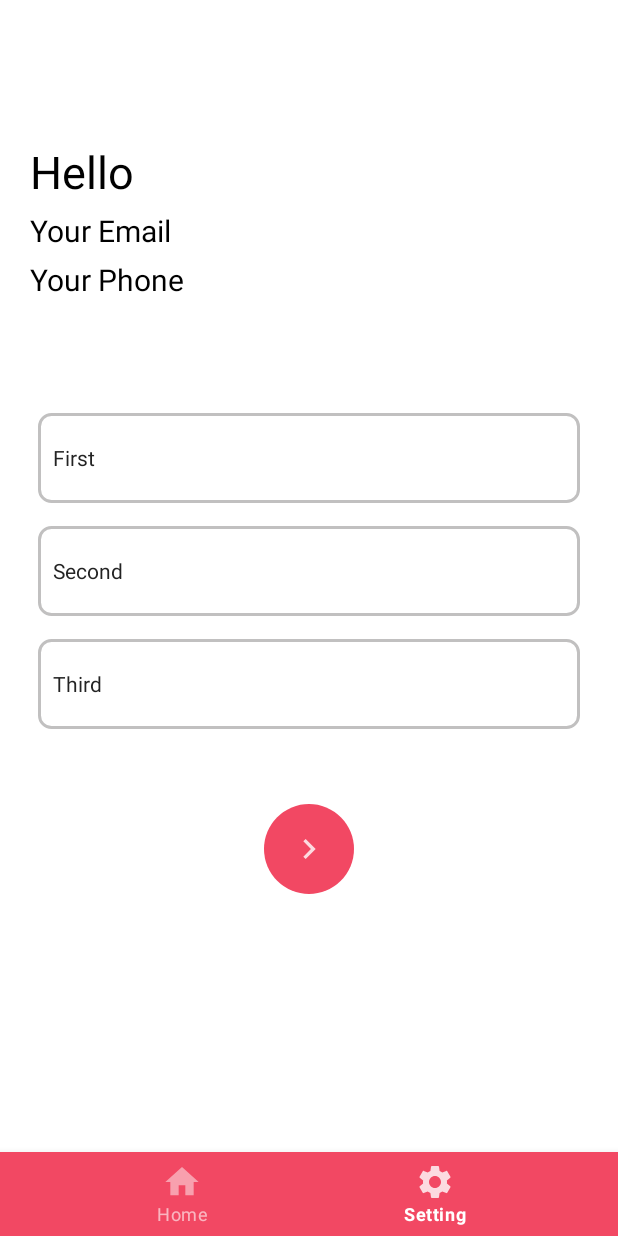
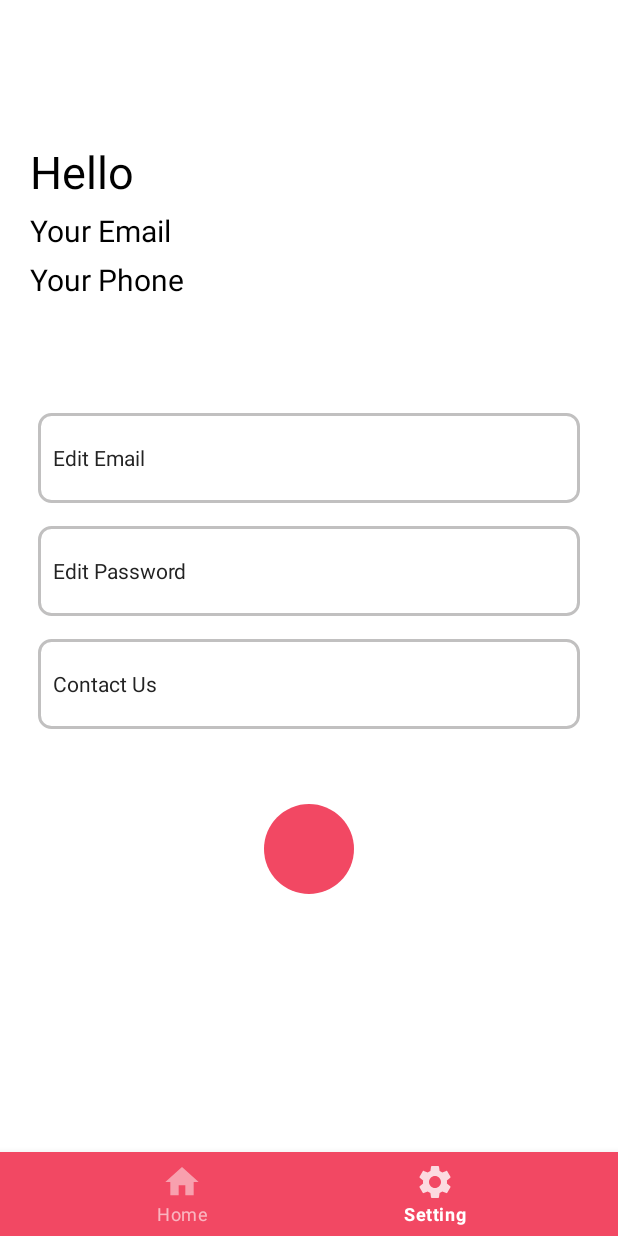
Before and after one commit to bhatt-nisarg/Project1, an Android app: the fragment SecondFragment placed in its activity, item 2 of the bottom bar chosen, on a phone screen of 412 x 824 dp. Run offline under Robolectric (Android 15) with nearby library versions, the phone set to English and light mode, and no system bars; our stand-ins replace Picasso; pictures from the network do not load.

Commit message:
Third Release

```diff
--- a/app/src/main/java/com/example/project1/FirstFragment.java
+++ b/app/src/main/java/com/example/project1/FirstFragment.java
@@ -2,75 +2,131 @@ package com.example.project1;
 
 import android.os.Bundle;
 
+import androidx.annotation.NonNull;
+import androidx.annotation.Nullable;
 import androidx.fragment.app.Fragment;
 import androidx.recyclerview.widget.GridLayoutManager;
-import androidx.recyclerview.widget.LinearLayoutManager;
 import androidx.recyclerview.widget.RecyclerView;
 
+import android.util.Log;
 import android.view.LayoutInflater;
+
+import android.view.Menu;
+import android.view.MenuInflater;
 import android.view.View;
 import android.view.ViewGroup;
+import android.widget.Filter;
+import android.widget.Filterable;
+import android.widget.SearchView;
+import android.widget.Toast;
+
+import com.example.project1.Recyclerview.MyRecyclerAdapter;
+
+import java.util.ArrayList;
 
 
-import com.example.project1.Recyclerview.MyRecyclerAdapter;
-import com.squareup.picasso.Picasso;
 
-import java.util.ArrayList;
-import java.util.Arrays;
+public class FirstFragment extends Fragment  {
+    RecyclerView myRecyclerView;
+    MyRecyclerAdapter myRecyclerAdapter;
+    SearchView searchView;
 
 
-public class FirstFragment extends Fragment {
-    RecyclerView myRecyclerAdapter;
     ArrayList<Recycledata> Imageurl = new ArrayList<>();
 
     @Override
     public View onCreateView(LayoutInflater inflater, ViewGroup container,
                              Bundle savedInstanceState) {
-//        url.add(0,"https://s-media-cache-ak0.pinimg.com/originals/f2/b5/f2/f2b5f2aeb31e079f7e48ac0c338a8507.jpg");
-//        url.add(1,"https://upload.wikimedia.org/wikipedia/commons/thumb/b/b3/Jordan_Lipofsky.jpg/170px-Jordan_Lipofsky.jpg");
-//        url.add(2,"http://cdn.playbuzz.com/cdn/62b7af36-65b7-41aa-8db2-e34fd8a76acf/62c5efd3-fa55-464b-8ee5-9a3e2543c830.jpg");
-//        url.add(3,"http://cdn.playbuzz.com/cdn/fa415381-3e73-4678-915d-7abf8983ce09/813d91c3-f7c9-4a20-9e7b-7e7b6da78941.jpg");
-//        url.add(4,"http://cdn.playbuzz.com/cdn/62b7af36-65b7-41aa-8db2-e34fd8a76acf/1e93e32c-7662-4de7-a441-59d4c29d6faf.jpg");
-//        url.add(5,"http://cdn.playbuzz.com/cdn/5cb29908-40a5-42d4-831d-5bea595bcf05/3e9f0c63-60c6-4a0c-964c-1302d56295da.jpg");
-//        url.add(6,"https://pmcfootwearnews.files.wordpress.com/2015/06/michael-jordan-chicago-bulls.jpg");
-//        url.add(7,"http://healthyceleb.com/wp-content/uploads/2015/03/Michael-Jordan.jpg");
-//        url.add(8,"http://thelegacyproject.co.za/wp-content/uploads/2015/04/Michael_Jordan_Net_Worth.jpg");
-//        url.add(9,"http://www.guinnessworldrecords.com/Images/Michael-Jordan-main_tcm25-15662.jpg");
-//        url.add(10,"http://sportsmockery.com/wp-content/uploads/2015/03/michael-jordan-1600x1200.jpg");
-//        url.add(11,"https://cdn-s3.si.com/s3fs-public/si/dam/assets/13/02/13/130213172915-michael-jordan-05717484-single-image-cut.jpg");
-//        url.add(12,"http://cdn.playbuzz.com/cdn/5cb29908-40a5-42d4-831d-5bea595bcf05/5246cb13-4c32-45ba-89ad-c63cbbcdfde3.jpg");
-//        url.add(13,"http://i.dailymail.co.uk/i/pix/2015/09/24/17/2CB89DDF00000578-0-image-a-1_1443111464150.jpg");
-
 
         View view = inflater.inflate(R.layout.fragment_first, container, false);
-        myRecyclerAdapter = view.findViewById(R.id.recyclerview);
+        myRecyclerView = view.findViewById(R.id.recyclerview);
+        searchView = view.findViewById(R.id.Firstsearch);
 
-        Imageurl.add(new Recycledata("https://s-media-cache-ak0.pinimg.com/originals/f2/b5/f2/f2b5f2aeb31e079f7e48ac0c338a8507.jpg","0"));
-        Imageurl.add(new Recycledata("https://upload.wikimedia.org/wikipedia/commons/thumb/b/b3/Jordan_Lipofsky.jpg/170px-Jordan_Lipofsky.jpg","1"));
-        Imageurl.add(new Recycledata("https://upload.wikimedia.org/wikipedia/commons/thumb/b/b3/Jordan_Lipofsky.jpg/170px-Jordan_Lipofsky.jpg","2"));
-        Imageurl.add(new Recycledata("https://s-media-cache-ak0.pinimg.com/originals/f2/b5/f2/f2b5f2aeb31e079f7e48ac0c338a8507.jpg","3"));
-        Imageurl.add(new Recycledata("https://media.istockphoto.com/photos/asian-male-florist-owner-of-small-business-flower-shop-using-digital-picture-id1317277259?b=1&k=20&m=1317277259&s=170667a&w=0&h=K08QBPPiq5_OOZcksriP_3eHEB1z5diqY14KUad3wiU=","4"));
-        Imageurl.add(new Recycledata("https://media.istockphoto.com/photos/abstract-graphic-world-map-illustration-on-blue-background-big-data-picture-id1294021851?b=1&k=20&m=1294021851&s=170667a&w=0&h=vsypj3JPqiWOU5q21fX3lHt1Z7wphVNE8kfqdpogPSs=","5"));
-        Imageurl.add(new Recycledata("https://s-media-cache-ak0.pinimg.com/originals/f2/b5/f2/f2b5f2aeb31e079f7e48ac0c338a8507.jpg","6"));
-        Imageurl.add(new Recycledata("https://s-media-cache-ak0.pinimg.com/originals/f2/b5/f2/f2b5f2aeb31e079f7e48ac0c338a8507.jpg","7"));
-        Imageurl.add(new Recycledata("https://s-media-cache-ak0.pinimg.com/originals/f2/b5/f2/f2b5f2aeb31e079f7e48ac0c338a8507.jpg","8"));
-        Imageurl.add(new Recycledata("https://media.istockphoto.com/photos/asian-male-florist-owner-of-small-business-flower-shop-using-digital-picture-id1317277259?b=1&k=20&m=1317277259&s=170667a&w=0&h=K08QBPPiq5_OOZcksriP_3eHEB1z5diqY14KUad3wiU=","9"));
-        Imageurl.add(new Recycledata("https://media.istockphoto.com/photos/asian-male-florist-owner-of-small-business-flower-shop-using-digital-picture-id1317277259?b=1&k=20&m=1317277259&s=170667a&w=0&h=K08QBPPiq5_OOZcksriP_3eHEB1z5diqY14KUad3wiU=","10"));
-        Imageurl.add(new Recycledata("https://cdn-s3.si.com/s3fs-public/si/dam/assets/13/02/13/130213172915-michael-jordan-05717484-single-image-cut.jpg","11"));
-        Imageurl.add(new Recycledata("https://media.istockphoto.com/photos/asian-male-florist-owner-of-small-business-flower-shop-using-digital-picture-id1317277259?b=1&k=20&m=1317277259&s=170667a&w=0&h=K08QBPPiq5_OOZcksriP_3eHEB1z5diqY14KUad3wiU=","12"));
-        Imageurl.add(new Recycledata("https://media.istockphoto.com/photos/asian-male-florist-owner-of-small-business-flower-shop-using-digital-picture-id1317277259?b=1&k=20&m=1317277259&s=170667a&w=0&h=K08QBPPiq5_OOZcksriP_3eHEB1z5diqY14KUad3wiU=","13"));
+        Imageurl.add(new Recycledata("https://s-media-cache-ak0.pinimg.com/originals/f2/b5/f2/f2b5f2aeb31e079f7e48ac0c338a8507.jpg", "first"));
+        Imageurl.add(new Recycledata("https://upload.wikimedia.org/wikipedia/commons/thumb/b/b3/Jordan_Lipofsky.jpg/170px-Jordan_Lipofsky.jpg", "second"));
+        Imageurl.add(new Recycledata("https://upload.wikimedia.org/wikipedia/commons/thumb/b/b3/Jordan_Lipofsky.jpg/170px-Jordan_Lipofsky.jpg", "abc"));
+        Imageurl.add(new Recycledata("https://s-media-cache-ak0.pinimg.com/originals/f2/b5/f2/f2b5f2aeb31e079f7e48ac0c338a8507.jpg", "third"));
+        Imageurl.add(new Recycledata("https://media.istockphoto.com/photos/asian-male-florist-owner-of-small-business-flower-shop-using-digital-picture-id1317277259?b=1&k=20&m=1317277259&s=170667a&w=0&h=K08QBPPiq5_OOZcksriP_3eHEB1z5diqY14KUad3wiU=", "first"));
+        Imageurl.add(new Recycledata("https://media.istockphoto.com/photos/abstract-graphic-world-map-illustration-on-blue-background-big-data-picture-id1294021851?b=1&k=20&m=1294021851&s=170667a&w=0&h=vsypj3JPqiWOU5q21fX3lHt1Z7wphVNE8kfqdpogPSs=", "sec"));
+        Imageurl.add(new Recycledata("https://s-media-cache-ak0.pinimg.com/originals/f2/b5/f2/f2b5f2aeb31e079f7e48ac0c338a8507.jpg", "four"));
+        Imageurl.add(new Recycledata("https://s-media-cache-ak0.pinimg.com/originals/f2/b5/f2/f2b5f2aeb31e079f7e48ac0c338a8507.jpg", "first"));
+        Imageurl.add(new Recycledata("https://s-media-cache-ak0.pinimg.com/originals/f2/b5/f2/f2b5f2aeb31e079f7e48ac0c338a8507.jpg", "one"));
+        Imageurl.add(new Recycledata("https://media.istockphoto.com/photos/asian-male-florist-owner-of-small-business-flower-shop-using-digital-picture-id1317277259?b=1&k=20&m=1317277259&s=170667a&w=0&h=K08QBPPiq5_OOZcksriP_3eHEB1z5diqY14KUad3wiU=", "second"));
+        Imageurl.add(new Recycledata("https://media.istockphoto.com/photos/asian-male-florist-owner-of-small-business-flower-shop-using-digital-picture-id1317277259?b=1&k=20&m=1317277259&s=170667a&w=0&h=K08QBPPiq5_OOZcksriP_3eHEB1z5diqY14KUad3wiU=", "third"));
+        Imageurl.add(new Recycledata("https://cdn-s3.si.com/s3fs-public/si/dam/assets/13/02/13/130213172915-michael-jordan-05717484-single-image-cut.jpg", "third"));
+        Imageurl.add(new Recycledata("https://media.istockphoto.com/photos/asian-male-florist-owner-of-small-business-flower-shop-using-digital-picture-id1317277259?b=1&k=20&m=1317277259&s=170667a&w=0&h=K08QBPPiq5_OOZcksriP_3eHEB1z5diqY14KUad3wiU=", "first"));
+        Imageurl.add(new Recycledata("https://media.istockphoto.com/photos/asian-male-florist-owner-of-small-business-flower-shop-using-digital-picture-id1317277259?b=1&k=20&m=1317277259&s=170667a&w=0&h=K08QBPPiq5_OOZcksriP_3eHEB1z5diqY14KUad3wiU=", "second"));
 
+        MyRecyclerAdapter recyclerAdapter = new MyRecyclerAdapter(Imageurl, getContext());
+        GridLayoutManager gridLayoutManager = new GridLayoutManager(getContext(), 2);
+        myRecyclerView.setLayoutManager(gridLayoutManager);
+        myRecyclerView.setAdapter(recyclerAdapter);
 
-//        recycledata.setImage("https://s-media-cache-ak0.pinimg.com/originals/f2/b5/f2/f2b5f2aeb31e079f7e48ac0c338a8507.jpg");
-//        recycledata.setText("0");
-//        Imageurl.add(recycledata);
-        MyRecyclerAdapter recyclerAdapter = new MyRecyclerAdapter(Imageurl,getContext());
-        GridLayoutManager gridLayoutManager = new GridLayoutManager(getContext(),2);
-        myRecyclerAdapter.setLayoutManager(gridLayoutManager);
-        myRecyclerAdapter.setAdapter(recyclerAdapter);
+        searchView.setOnQueryTextListener(new SearchView.OnQueryTextListener() {
+            @Override
+            public boolean onQueryTextSubmit(String s) {
+                return false;
+            }
 
+            @Override
+            public boolean onQueryTextChange(String s) {
+                recyclerAdapter.getFilter().filter(s);
+                return false;
+            }
+        });
         return view;
+    }
+//    private void filter(String text) {
+//        // creating a new array list to filter our data.
+//        ArrayList<Recycledata> filteredlist = new ArrayList<>();
+//
+//        Log.d("sds",text);
+//        for (Recycledata item : Imageurl) {
+//            // checking if the entered string matched with any item of our recycler view.
+//            if (item.getText().toLowerCase().contains(text.toLowerCase())) {
+//                Log.d("fill",  item.getText().toLowerCase());
+//                filteredlist.add(item);
+//            }
+//        }
+//        Log.d("fill", String.valueOf(filteredlist.size()));
+//
+//
+//        // running a for loop to compare elements.
+//
+//
+//            // at last we are passing that filtered
+//            // list to our adapter class.
+//            Log.d("ab",  filteredlist.size() + "");
+//            myRecyclerAdapter.filterList(filteredlist);
+//
+//
+//
+//    }
+
+//    @Override
+//    public void onViewCreated(@NonNull View view, @Nullable Bundle savedInstanceState) {
+//
+//        super.onViewCreated(view, savedInstanceState);
+//
+//        searchView.setOnQueryTextListener(new SearchView.OnQueryTextListener() {
+//
+//            @Override
+//            public boolean onQueryTextSubmit(String query) {
+//                return false;
+//            }
+//
+//            @Override
+//            public boolean onQueryTextChange(String s) {
+//
+//                Log.d("asass",s);
+//                filter(s);
+//
+//                return false;
+//            }
+//        });
+//
+//    }
+
 
 
 }
-}
--- a/app/src/main/java/com/example/project1/Recyclerview/MyRecyclerAdapter.java
+++ b/app/src/main/java/com/example/project1/Recyclerview/MyRecyclerAdapter.java
@@ -5,27 +5,29 @@ import android.util.Log;
 import android.view.LayoutInflater;
 import android.view.View;
 import android.view.ViewGroup;
+import android.widget.Filter;
 import android.widget.ImageView;
 import android.widget.TextView;
 
 import androidx.annotation.NonNull;
 import androidx.recyclerview.widget.RecyclerView;
-
-
 import com.example.project1.R;
 import com.example.project1.Recycledata;
 import com.squareup.picasso.Picasso;
-import com.squareup.picasso.Target;
+
 
 import java.util.ArrayList;
+
 
 public class MyRecyclerAdapter extends RecyclerView.Adapter<MyRecyclerAdapter.ViewHolder> {
     ArrayList<com.example.project1.Recycledata> Recycledata;
     Context context;
+    private ArrayList<Recycledata> fullList = new ArrayList<>();
 
     public MyRecyclerAdapter(ArrayList<com.example.project1.Recycledata> imageurl, Context context) {
         this.context = context;
         this.Recycledata = imageurl;
+        this.fullList = Recycledata;
 
     }
 
@@ -81,8 +83,66 @@ public class MyRecyclerAdapter extends RecyclerView.Adapter<MyRecyclerAdapter.Vi
     }
     public void removeItem(int position){
         Recycledata.remove(position);
-
         notifyItemRemoved(position);
         notifyItemRangeChanged(position,Recycledata.size());
     }
+
+
+//    //method for filtering our recycleview items
+//    public void filterList(ArrayList<com.example.project1.Recycledata> updatedlist) {
+//        //below code is for add filter list in our course list
+//        Log.d("ababab",updatedlist.toString());
+//        Recycledata = updatedlist;
+//        //below code is for notify that dataset is changed
+//        notifyDataSetChanged();
+//    }
+
+    public Filter getFilter(){
+        return new Filter() {
+            @Override
+            protected FilterResults performFiltering(CharSequence constraint) {
+                String charString = constraint.toString();
+                final FilterResults oReturn = new FilterResults();
+                final ArrayList<Recycledata> results = new ArrayList<Recycledata>();
+
+                if (constraint != null) {
+
+                    for (final Recycledata g : fullList) {
+                        if (g.getText().toLowerCase().contains(charString.toLowerCase()))
+                            results.add(g);
+                    }
+
+                    Recycledata = results;
+                    Log.d("res", Recycledata.toString());
+                    oReturn.values = Recycledata;
+
+                }
+                return oReturn;
+            }
+
+            @Override
+            protected void publishResults(CharSequence charSequence, FilterResults filterResults) {
+                Recycledata.addAll((ArrayList<Recycledata>)filterResults.values);
+                notifyDataSetChanged();
+            }
+              /*  ArrayList<com.example.project1.Recycledata> updatedList = new ArrayList<>();
+                if (charSequence == null || charSequence.length() == 0){
+                    updatedList.addAll(fullList);
+                }else{
+                    String filterpattern = charSequence.toString().toLowerCase().trim();
+                    for (Recycledata item : Recycledata){
+                        if (item.getText().toLowerCase().contains(filterpattern)){
+                            updatedList.add(item);
+                        }
+                    }
+                }
+                FilterResults results = new FilterResults();
+                results.values = updatedList;
+                return results;*/
+
+
+
+        };
+    }
+
 }
--- a/app/src/main/java/com/example/project1/SecondFragment.java
+++ b/app/src/main/java/com/example/project1/SecondFragment.java
@@ -9,6 +9,7 @@ import androidx.recyclerview.widget.RecyclerView;
 import android.view.LayoutInflater;
 import android.view.View;
 import android.view.ViewGroup;
+import android.widget.SearchView;
 
 import com.example.project1.Recyclerview.MyRecyclerAdapter;
 
@@ -17,7 +18,9 @@ import java.util.ArrayList;
 
 public class SecondFragment extends Fragment {
     RecyclerView secrecyclerView;
-    ArrayList<Recycledata> seconList = new ArrayList<>();
+    SearchView secsearch;
+
+    ArrayList<Recycledata> secondList = new ArrayList<>();
 
     @Override
     public View onCreateView(LayoutInflater inflater, ViewGroup container,
@@ -25,28 +28,39 @@ public class SecondFragment extends Fragment {
 
         View view =inflater.inflate(R.layout.fragment_second,container,false);
         secrecyclerView = view.findViewById(R.id.frag_secrecyclerview);
+        secsearch = view.findViewById(R.id.secondsearch);
 
+        secondList.add(new Recycledata("https://s-media-cache-ak0.pinimg.com/originals/f2/b5/f2/f2b5f2aeb31e079f7e48ac0c338a8507.jpg","0"));
+        secondList.add(new Recycledata("https://upload.wikimedia.org/wikipedia/commons/thumb/b/b3/Jordan_Lipofsky.jpg/170px-Jordan_Lipofsky.jpg","1"));
+        secondList.add(new Recycledata("https://upload.wikimedia.org/wikipedia/commons/thumb/b/b3/Jordan_Lipofsky.jpg/170px-Jordan_Lipofsky.jpg","2"));
+        secondList.add(new Recycledata("https://s-media-cache-ak0.pinimg.com/originals/f2/b5/f2/f2b5f2aeb31e079f7e48ac0c338a8507.jpg","3"));
+        secondList.add(new Recycledata("https://media.istockphoto.com/photos/asian-male-florist-owner-of-small-business-flower-shop-using-digital-picture-id1317277259?b=1&k=20&m=1317277259&s=170667a&w=0&h=K08QBPPiq5_OOZcksriP_3eHEB1z5diqY14KUad3wiU=","4"));
+        secondList.add(new Recycledata("https://media.istockphoto.com/photos/abstract-graphic-world-map-illustration-on-blue-background-big-data-picture-id1294021851?b=1&k=20&m=1294021851&s=170667a&w=0&h=vsypj3JPqiWOU5q21fX3lHt1Z7wphVNE8kfqdpogPSs=","5"));
+        secondList.add(new Recycledata("https://s-media-cache-ak0.pinimg.com/originals/f2/b5/f2/f2b5f2aeb31e079f7e48ac0c338a8507.jpg","6"));
+        secondList.add(new Recycledata("https://s-media-cache-ak0.pinimg.com/originals/f2/b5/f2/f2b5f2aeb31e079f7e48ac0c338a8507.jpg","7"));
+        secondList.add(new Recycledata("https://s-media-cache-ak0.pinimg.com/originals/f2/b5/f2/f2b5f2aeb31e079f7e48ac0c338a8507.jpg","8"));
+        secondList.add(new Recycledata("https://media.istockphoto.com/photos/asian-male-florist-owner-of-small-business-flower-shop-using-digital-picture-id1317277259?b=1&k=20&m=1317277259&s=170667a&w=0&h=K08QBPPiq5_OOZcksriP_3eHEB1z5diqY14KUad3wiU=","9"));
+        secondList.add(new Recycledata("https://media.istockphoto.com/photos/asian-male-florist-owner-of-small-business-flower-shop-using-digital-picture-id1317277259?b=1&k=20&m=1317277259&s=170667a&w=0&h=K08QBPPiq5_OOZcksriP_3eHEB1z5diqY14KUad3wiU=","10"));
+        secondList.add(new Recycledata("https://cdn-s3.si.com/s3fs-public/si/dam/assets/13/02/13/130213172915-michael-jordan-05717484-single-image-cut.jpg","11"));
+        secondList.add(new Recycledata("https://media.istockphoto.com/photos/asian-male-florist-owner-of-small-business-flower-shop-using-digital-picture-id1317277259?b=1&k=20&m=1317277259&s=170667a&w=0&h=K08QBPPiq5_OOZcksriP_3eHEB1z5diqY14KUad3wiU=","12"));
+        secondList.add(new Recycledata("https://media.istockphoto.com/photos/asian-male-florist-owner-of-small-business-flower-shop-using-digital-picture-id1317277259?b=1&k=20&m=1317277259&s=170667a&w=0&h=K08QBPPiq5_OOZcksriP_3eHEB1z5diqY14KUad3wiU=","13"));
 
-        seconList.add(new Recycledata("https://s-media-cache-ak0.pinimg.com/originals/f2/b5/f2/f2b5f2aeb31e079f7e48ac0c338a8507.jpg","0"));
-        seconList.add(new Recycledata("https://upload.wikimedia.org/wikipedia/commons/thumb/b/b3/Jordan_Lipofsky.jpg/170px-Jordan_Lipofsky.jpg","1"));
-        seconList.add(new Recycledata("https://upload.wikimedia.org/wikipedia/commons/thumb/b/b3/Jordan_Lipofsky.jpg/170px-Jordan_Lipofsky.jpg","2"));
-        seconList.add(new Recycledata("https://s-media-cache-ak0.pinimg.com/originals/f2/b5/f2/f2b5f2aeb31e079f7e48ac0c338a8507.jpg","3"));
-        seconList.add(new Recycledata("https://media.istockphoto.com/photos/asian-male-florist-owner-of-small-business-flower-shop-using-digital-picture-id1317277259?b=1&k=20&m=1317277259&s=170667a&w=0&h=K08QBPPiq5_OOZcksriP_3eHEB1z5diqY14KUad3wiU=","4"));
-        seconList.add(new Recycledata("https://media.istockphoto.com/photos/abstract-graphic-world-map-illustration-on-blue-background-big-data-picture-id1294021851?b=1&k=20&m=1294021851&s=170667a&w=0&h=vsypj3JPqiWOU5q21fX3lHt1Z7wphVNE8kfqdpogPSs=","5"));
-        seconList.add(new Recycledata("https://s-media-cache-ak0.pinimg.com/originals/f2/b5/f2/f2b5f2aeb31e079f7e48ac0c338a8507.jpg","6"));
-        seconList.add(new Recycledata("https://s-media-cache-ak0.pinimg.com/originals/f2/b5/f2/f2b5f2aeb31e079f7e48ac0c338a8507.jpg","7"));
-        seconList.add(new Recycledata("https://s-media-cache-ak0.pinimg.com/originals/f2/b5/f2/f2b5f2aeb31e079f7e48ac0c338a8507.jpg","8"));
-        seconList.add(new Recycledata("https://media.istockphoto.com/photos/asian-male-florist-owner-of-small-business-flower-shop-using-digital-picture-id1317277259?b=1&k=20&m=1317277259&s=170667a&w=0&h=K08QBPPiq5_OOZcksriP_3eHEB1z5diqY14KUad3wiU=","9"));
-        seconList.add(new Recycledata("https://media.istockphoto.com/photos/asian-male-florist-owner-of-small-business-flower-shop-using-digital-picture-id1317277259?b=1&k=20&m=1317277259&s=170667a&w=0&h=K08QBPPiq5_OOZcksriP_3eHEB1z5diqY14KUad3wiU=","10"));
-        seconList.add(new Recycledata("https://cdn-s3.si.com/s3fs-public/si/dam/assets/13/02/13/130213172915-michael-jordan-05717484-single-image-cut.jpg","11"));
-        seconList.add(new Recycledata("https://media.istockphoto.com/photos/asian-male-florist-owner-of-small-business-flower-shop-using-digital-picture-id1317277259?b=1&k=20&m=1317277259&s=170667a&w=0&h=K08QBPPiq5_OOZcksriP_3eHEB1z5diqY14KUad3wiU=","12"));
-        seconList.add(new Recycledata("https://media.istockphoto.com/photos/asian-male-florist-owner-of-small-business-flower-shop-using-digital-picture-id1317277259?b=1&k=20&m=1317277259&s=170667a&w=0&h=K08QBPPiq5_OOZcksriP_3eHEB1z5diqY14KUad3wiU=","13"));
-
-        MyRecyclerAdapter secondfragAdapter = new MyRecyclerAdapter(seconList,getContext());
+        MyRecyclerAdapter secondfragAdapter = new MyRecyclerAdapter(secondList,getContext());
         LinearLayoutManager linearLayoutManager = new LinearLayoutManager(getContext());
         secrecyclerView.setLayoutManager(linearLayoutManager);
         secrecyclerView.setAdapter(secondfragAdapter);
+        secsearch.setOnQueryTextListener(new SearchView.OnQueryTextListener() {
+            @Override
+            public boolean onQueryTextSubmit(String s) {
+                return false;
+            }
 
+            @Override
+            public boolean onQueryTextChange(String s) {
+                secondfragAdapter.getFilter().filter(s);
+                return false;
+            }
+        });
         return view;
     }
 }
--- a/app/src/main/res/layout/fragment_home.xml
+++ b/app/src/main/res/layout/fragment_home.xml
@@ -7,6 +7,7 @@
     tools:context=".HomeFragment">
 
     <com.google.android.material.bottomnavigation.BottomNavigationView
+
         android:id="@+id/bottom_navigation"
         style="@style/topnav"
         android:layout_width="match_parent"
--- a/app/src/main/res/layout/fragment_setting.xml
+++ b/app/src/main/res/layout/fragment_setting.xml
@@ -58,7 +58,7 @@
             android:layout_width="match_parent"
             android:layout_height="60dp"
             android:layout_gravity="center"
-            android:text="First"
+            android:text="Edit Email"
             android:paddingTop="20dp"
             android:paddingLeft="10dp"
             android:layout_marginTop="35dp"
@@ -70,7 +70,7 @@
             android:layout_width="match_parent"
             android:layout_height="60dp"
             android:layout_gravity="center"
-            android:text="Second"
+            android:text="Edit Password"
             android:paddingTop="20dp"
             android:paddingLeft="10dp"
             android:layout_marginTop="15dp"
@@ -82,7 +82,7 @@
             android:layout_width="match_parent"
             android:layout_height="60dp"
             android:layout_gravity="center"
-            android:text="Third"
+            android:text="Contact Us"
             android:paddingTop="20dp"
             android:paddingLeft="10dp"
             android:layout_marginTop="15dp"
@@ -98,7 +98,7 @@
             android:layout_gravity="center"
             android:layout_marginTop="50dp"
             android:background="@drawable/buttonbg"
-            android:src="@drawable/btnsubmit" />
+             />
     </LinearLayout>
 
 
```
Also changed, not shown: app/src/main/java/com/example/project1/ThirdFragment.java (+16 -1 lines), app/src/main/res/drawable-anydpi/search.xml (added, +11 -0 lines), app/src/main/res/layout/fragment_first.xml (+17 -4 lines), app/src/main/res/layout/fragment_second.xml (+12 -2 lines), app/src/main/res/layout/fragment_third.xml (+13 -3 lines), app/src/main/res/drawable-hdpi/search.png (added), app/src/main/res/drawable-mdpi/search.png (added), app/src/main/res/drawable-xhdpi/search.png (added), app/src/main/res/drawable-xxhdpi/search.png (added). Lines whose indentation alone changed are shown as unchanged.
